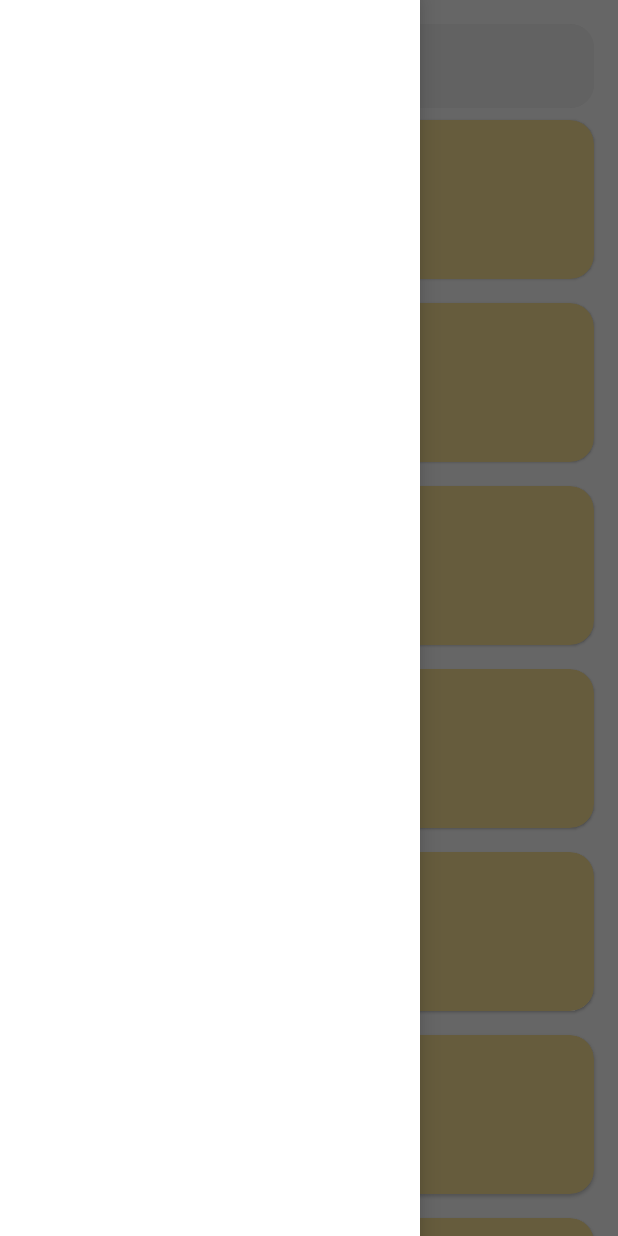
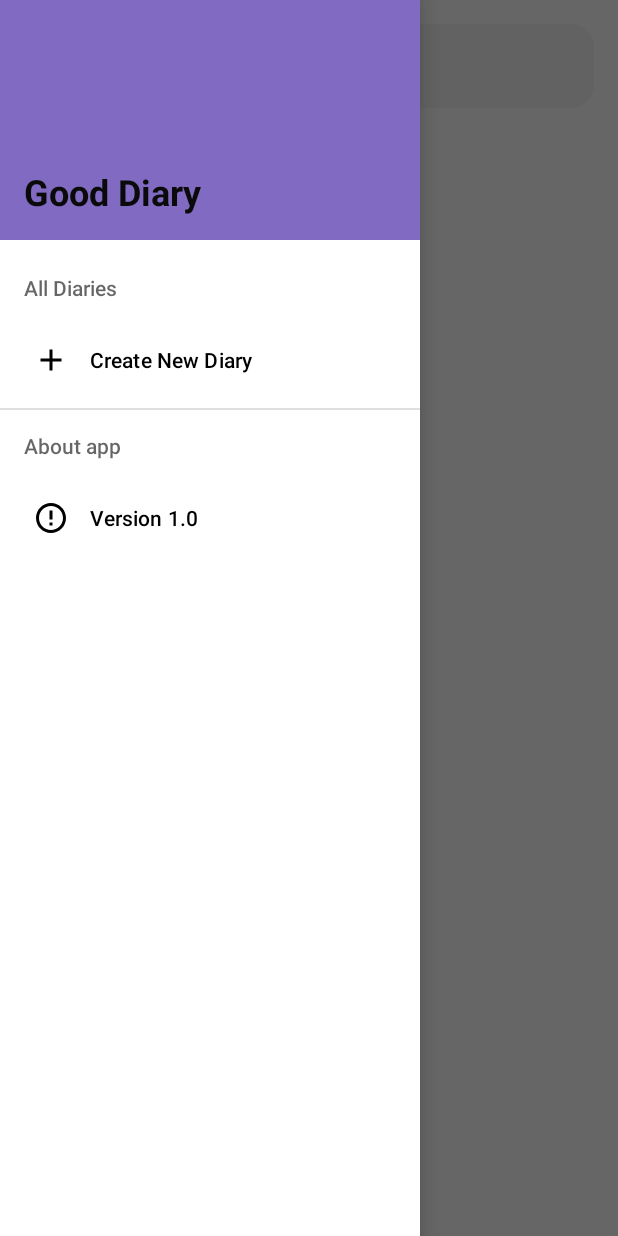
Before and after one commit to prateekthakur272/Good-Diary, an Android app: the screen it shows after launch (MainActivity), after a tap on "navigation_menu", on a phone screen of 412 x 824 dp. Run offline under Robolectric (Android 15) with nearby library versions, the phone set to English and light mode, and no system bars.

Commit message:
adds page activity and navigation view

```diff
--- a/app/src/main/AndroidManifest.xml
+++ b/app/src/main/AndroidManifest.xml
@@ -12,6 +12,9 @@
         android:theme="@style/Theme.GoodDiary"
         tools:targetApi="31">
         <activity
+            android:name=".PageActivity"
+            android:exported="false" />
+        <activity
             android:name=".MainActivity"
             android:exported="true">
             <intent-filter>
--- a/app/src/main/java/com/prateekthakur272/gooddiary/MainActivity.kt
+++ b/app/src/main/java/com/prateekthakur272/gooddiary/MainActivity.kt
@@ -2,29 +2,13 @@ package com.prateekthakur272.gooddiary
 
 import androidx.appcompat.app.AppCompatActivity
 import android.os.Bundle
-import androidx.recyclerview.widget.LinearLayoutManager
-import com.prateekthakur272.gooddiary.adapter.PageAdapter
-import com.prateekthakur272.gooddiary.data.Page
 import com.prateekthakur272.gooddiary.databinding.ActivityMainBinding
 
 class MainActivity : AppCompatActivity() {
-    private lateinit var binding: ActivityMainBinding
+    lateinit var binding: ActivityMainBinding
     override fun onCreate(savedInstanceState: Bundle?) {
         super.onCreate(savedInstanceState)
         binding = ActivityMainBinding.inflate(layoutInflater)
         setContentView(binding.root)
-        binding.pageRecyclerView.adapter = PageAdapter(arrayListOf(
-            Page("title","hello"),
-            Page("title","hello"),
-            Page("title","hello"),
-            Page("title","hello"),
-            Page("title","hello"),
-            Page("title","hello"),
-            Page("title","hello"),
-        ))
-        binding.pageRecyclerView.layoutManager = LinearLayoutManager(this)
-        binding.searchBar.buttonNavigationMenu.setOnClickListener {
-            binding.navigationDrawer.openDrawer(binding.mainNavigationView)
-        }
     }
 }
--- /dev/null
+++ b/app/src/main/java/com/prateekthakur272/gooddiary/PagesFragment.kt
@@ -0,0 +1,29 @@
+package com.prateekthakur272.gooddiary
+
+import android.content.Intent
+import android.os.Bundle
+import androidx.fragment.app.Fragment
+import android.view.LayoutInflater
+import android.view.View
+import android.view.ViewGroup
+import androidx.recyclerview.widget.LinearLayoutManager
+import com.prateekthakur272.gooddiary.adapter.PageAdapter
+import com.prateekthakur272.gooddiary.data.Page
+import com.prateekthakur272.gooddiary.databinding.FragmentPagesBinding
+
+class PagesFragment : Fragment() {
+    private lateinit var binding: FragmentPagesBinding
+    override fun onCreateView(
+        inflater: LayoutInflater, container: ViewGroup?, savedInstanceState: Bundle?): View? {
+        binding = FragmentPagesBinding.inflate(inflater,container,false)
+        binding.pageRecyclerView.adapter = PageAdapter(arrayListOf())
+        binding.pageRecyclerView.layoutManager = LinearLayoutManager(context)
+        binding.searchBar.buttonNavigationMenu.setOnClickListener {
+            binding.navigationDrawer.openDrawer(binding.mainNavigationView)
+        }
+        binding.buttonAddPage.setOnClickListener {
+            startActivity(Intent(context,PageActivity::class.java))
+        }
+        return binding.root
+    }
+}
--- /dev/null
+++ b/app/src/main/res/drawable/circular_button_background.xml
@@ -0,0 +1,6 @@
+<?xml version="1.0" encoding="utf-8"?>
+<shape xmlns:android="http://schemas.android.com/apk/res/android"
+    android:shape="rectangle">
+    <solid android:color="@color/amethyst"/>
+    <corners android:radius="360dp"/>
+</shape>
--- /dev/null
+++ b/app/src/main/res/drawable/ic_back.xml
@@ -0,0 +1,5 @@
+<vector android:autoMirrored="true" android:height="24dp"
+    android:tint="#000000" android:viewportHeight="24"
+    android:viewportWidth="24" android:width="24dp" xmlns:android="http://schemas.android.com/apk/res/android">
+    <path android:fillColor="@android:color/white" android:pathData="M20,11H7.83l5.59,-5.59L12,4l-8,8 8,8 1.41,-1.41L7.83,13H20v-2z"/>
+</vector>
--- /dev/null
+++ b/app/src/main/res/drawable/ic_version.xml
@@ -0,0 +1,5 @@
+<vector android:height="24dp" android:tint="#000000"
+    android:viewportHeight="24" android:viewportWidth="24"
+    android:width="24dp" xmlns:android="http://schemas.android.com/apk/res/android">
+    <path android:fillColor="@android:color/white" android:pathData="M11,15h2v2h-2zM11,7h2v6h-2zM11.99,2C6.47,2 2,6.48 2,12s4.47,10 9.99,10C17.52,22 22,17.52 22,12S17.52,2 11.99,2zM12,20c-4.42,0 -8,-3.58 -8,-8s3.58,-8 8,-8 8,3.58 8,8 -3.58,8 -8,8z"/>
+</vector>
--- a/app/src/main/res/layout/activity_main.xml
+++ b/app/src/main/res/layout/activity_main.xml
@@ -1,58 +1,15 @@
 <?xml version="1.0" encoding="utf-8"?>
-<androidx.drawerlayout.widget.DrawerLayout xmlns:android="http://schemas.android.com/apk/res/android"
-    xmlns:app="http://schemas.android.com/apk/res-auto"
+<androidx.constraintlayout.widget.ConstraintLayout
+    xmlns:android="http://schemas.android.com/apk/res/android"
     xmlns:tools="http://schemas.android.com/tools"
-    android:id="@+id/navigation_drawer"
     android:layout_width="match_parent"
-    android:layout_height="match_parent"
-    android:fitsSystemWindows="true"
-    app:layout_constraintBottom_toBottomOf="@+id/pageRecyclerView"
-    app:layout_constraintEnd_toEndOf="parent"
-    app:layout_constraintStart_toStartOf="parent"
-    app:layout_constraintTop_toTopOf="parent">
+    android:layout_height="match_parent">
 
-    <com.google.android.material.navigation.NavigationView
-        android:id="@+id/main_navigation_view"
-        android:layout_width="wrap_content"
-        android:layout_height="match_parent"
-        android:layout_gravity="start"
-        app:menu="@menu/main_navigation_menu" />
-
-    <androidx.constraintlayout.widget.ConstraintLayout
+    <androidx.fragment.app.FragmentContainerView
+        android:id="@+id/container"
         android:layout_width="match_parent"
         android:layout_height="match_parent"
-        tools:context=".MainActivity">
+        android:name="com.prateekthakur272.gooddiary.PagesFragment"
+        tools:layout = "@layout/fragment_pages"/>
 
-        <include
-            android:id="@+id/search_bar"
-            layout="@layout/search_bar_layout"
-            android:layout_width="match_parent"
-            android:layout_height="wrap_content"
-            android:layout_margin="16dp"
-            app:layout_constraintEnd_toEndOf="parent"
-            app:layout_constraintStart_toStartOf="parent"
-            app:layout_constraintTop_toTopOf="parent" />
-
-        <com.google.android.material.floatingactionbutton.FloatingActionButton
-            android:id="@+id/button_add_page"
-            android:layout_width="wrap_content"
-            android:layout_height="wrap_content"
-            android:layout_marginBottom="24dp"
-            android:contentDescription="@string/add_page"
-            android:src="@drawable/ic_add"
-            app:layout_constraintBottom_toBottomOf="parent"
-            app:layout_constraintEnd_toEndOf="parent"
-            app:layout_constraintStart_toStartOf="parent" />
-
-        <androidx.recyclerview.widget.RecyclerView
-            android:id="@+id/pageRecyclerView"
-            android:layout_width="match_parent"
-            android:layout_height="0dp"
-            app:layout_constraintBottom_toBottomOf="parent"
-            app:layout_constraintEnd_toEndOf="parent"
-            app:layout_constraintStart_toStartOf="parent"
-            app:layout_constraintTop_toBottomOf="@+id/search_bar"
-            tools:listitem="@layout/page_item_layout" />
-
-    </androidx.constraintlayout.widget.ConstraintLayout>
-</androidx.drawerlayout.widget.DrawerLayout>
+</androidx.constraintlayout.widget.ConstraintLayout>
--- /dev/null
+++ b/app/src/main/res/layout/fragment_pages.xml
@@ -0,0 +1,62 @@
+<?xml version="1.0" encoding="utf-8"?>
+
+
+<androidx.drawerlayout.widget.DrawerLayout xmlns:android="http://schemas.android.com/apk/res/android"
+    xmlns:app="http://schemas.android.com/apk/res-auto"
+    xmlns:tools="http://schemas.android.com/tools"
+    android:id="@+id/navigation_drawer"
+    android:layout_width="match_parent"
+    android:layout_height="match_parent"
+    android:fitsSystemWindows="true"
+    app:layout_constraintBottom_toBottomOf="@+id/pageRecyclerView"
+    app:layout_constraintEnd_toEndOf="parent"
+    app:layout_constraintStart_toStartOf="parent"
+    app:layout_constraintTop_toTopOf="parent">
+
+    <com.google.android.material.navigation.NavigationView
+        android:id="@+id/main_navigation_view"
+        android:layout_width="wrap_content"
+        android:layout_height="match_parent"
+        android:layout_gravity="start"
+        app:menu="@menu/main_navigation_menu"
+        app:headerLayout="@layout/navigation_header_layout"/>
+
+    <androidx.constraintlayout.widget.ConstraintLayout
+        android:layout_width="match_parent"
+        android:layout_height="match_parent"
+        tools:context=".MainActivity">
+
+        <include
+            android:id="@+id/search_bar"
+            layout="@layout/search_bar_layout"
+            android:layout_width="match_parent"
+            android:layout_height="wrap_content"
+            android:layout_margin="16dp"
+            app:layout_constraintEnd_toEndOf="parent"
+            app:layout_constraintStart_toStartOf="parent"
+            app:layout_constraintTop_toTopOf="parent"/>
+
+        <com.google.android.material.floatingactionbutton.FloatingActionButton
+            android:id="@+id/button_add_page"
+            android:layout_width="wrap_content"
+            android:layout_height="wrap_content"
+            android:layout_marginBottom="24dp"
+            android:contentDescription="@string/add_page"
+            android:src="@drawable/ic_add"
+            app:layout_constraintBottom_toBottomOf="parent"
+            app:layout_constraintEnd_toEndOf="parent"
+            app:layout_constraintStart_toStartOf="parent" />
+
+        <androidx.recyclerview.widget.RecyclerView
+            android:id="@+id/pageRecyclerView"
+            android:layout_width="match_parent"
+            android:layout_height="0dp"
+            app:layout_constraintBottom_toBottomOf="parent"
+            app:layout_constraintEnd_toEndOf="parent"
+            app:layout_constraintStart_toStartOf="parent"
+            app:layout_constraintTop_toBottomOf="@+id/search_bar"
+            tools:listitem="@layout/page_item_layout"/>
+
+    </androidx.constraintlayout.widget.ConstraintLayout>
+
+</androidx.drawerlayout.widget.DrawerLayout>
--- /dev/null
+++ b/app/src/main/res/layout/navigation_header_layout.xml
@@ -0,0 +1,18 @@
+<?xml version="1.0" encoding="utf-8"?>
+<androidx.constraintlayout.widget.ConstraintLayout xmlns:android="http://schemas.android.com/apk/res/android"
+    xmlns:app="http://schemas.android.com/apk/res-auto"
+    android:layout_width="match_parent"
+    android:layout_height="160dp"
+    android:background="@color/amethyst">
+
+    <TextView
+        android:layout_width="wrap_content"
+        android:layout_height="wrap_content"
+        android:text="@string/app_name"
+        android:textSize="24sp"
+        app:layout_constraintBottom_toBottomOf="parent"
+        app:layout_constraintStart_toStartOf="parent"
+        android:layout_margin="16dp"
+        android:textStyle="bold"/>
+
+</androidx.constraintlayout.widget.ConstraintLayout>
--- a/app/src/main/res/menu/main_navigation_menu.xml
+++ b/app/src/main/res/menu/main_navigation_menu.xml
@@ -1,4 +1,15 @@
 <?xml version="1.0" encoding="utf-8"?>
 <menu xmlns:android="http://schemas.android.com/apk/res/android">
-
+    <item android:title="All Diaries">
+        <menu>
+            <item android:title="Create New Diary"
+                android:icon="@drawable/ic_add"/>
+        </menu>
+    </item>
+    <item android:title="About app">
+        <menu>
+            <item android:title="Version 1.0"
+                android:icon="@drawable/ic_version"/>
+        </menu>
+    </item>
 </menu>
--- a/app/src/main/res/values/strings.xml
+++ b/app/src/main/res/values/strings.xml
@@ -3,4 +3,6 @@
     <string name="search">Search</string>
     <string name="add_page">Add page</string>
     <string name="navigation_menu">navigation_menu</string>
+    <!-- TODO: Remove or change this placeholder text -->
+    <string name="hello_blank_fragment">Hello blank fragment</string>
 </resources>
```
Also changed, not shown: app/src/main/java/com/prateekthakur272/gooddiary/PageActivity.kt (added, +17 -0 lines), app/src/main/res/layout/activity_page.xml (added, +57 -0 lines).
